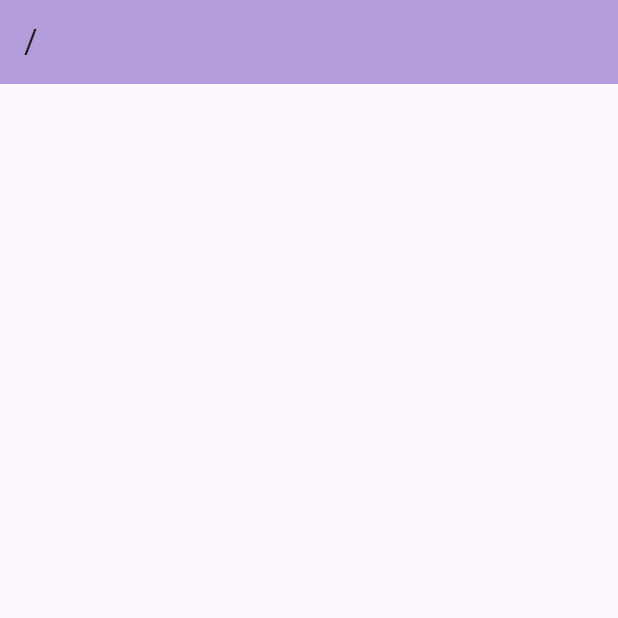
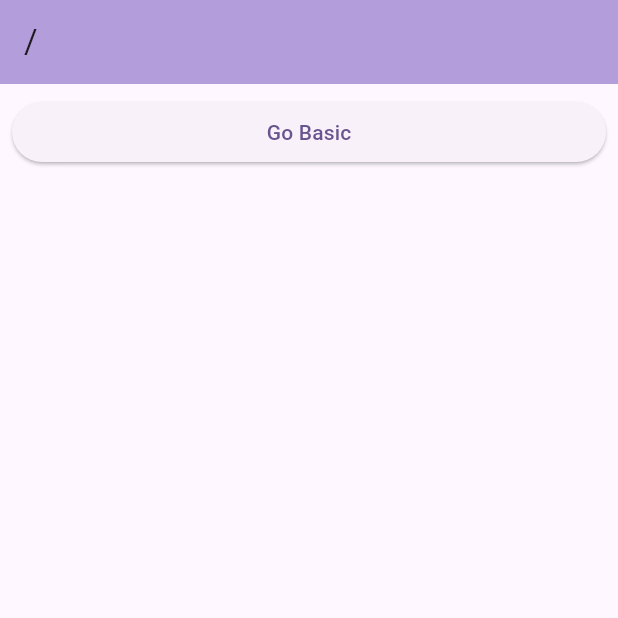
Before and after one commit to rldnd/flutter_go_router_v7, a Flutter app: the screen it shows after launch, on a phone screen of 412 x 824 dp, the top half of it. Run offline on Flutter 3.47's test engine with Material 2 defaults, Android fonts, the phone set to English and light mode, and no system bars; our stand-ins replace flutter_riverpod, go_router.

Commit message:
feat: go function

```diff
--- a/lib/route/router.dart
+++ b/lib/route/router.dart
@@ -1,3 +1,4 @@
+import 'package:flutter_go_router_v7/screen/first_basic_screen.dart';
 import 'package:flutter_go_router_v7/screen/root_screen.dart';
 import 'package:go_router/go_router.dart';
 
@@ -6,6 +7,12 @@ final router = GoRouter(
     GoRoute(
       path: '/',
       builder: (context, state) => RootScreen(),
+      routes: [
+        GoRoute(
+          path: 'basic',
+          builder: (context, state) => FirstBasicScreen(),
+        ),
+      ],
     ),
   ],
 );
--- a/lib/screen/root_screen.dart
+++ b/lib/screen/root_screen.dart
@@ -1,6 +1,7 @@
 import 'package:flutter/material.dart';
 import 'package:flutter_go_router_v7/layout/default_layout.dart';
 import 'package:flutter_riverpod/flutter_riverpod.dart';
+import 'package:go_router/go_router.dart';
 
 class RootScreen extends ConsumerWidget {
   const RootScreen({super.key});
@@ -9,7 +10,14 @@ class RootScreen extends ConsumerWidget {
   Widget build(BuildContext context, WidgetRef ref) {
     return DefaultLayout(
       body: ListView(
-        children: [],
+        children: [
+          ElevatedButton(
+            onPressed: () {
+              context.go('/basic');
+            },
+            child: Text('Go Basic'),
+          ),
+        ],
       ),
     );
   }
```
Also changed, not shown: lib/screen/first_basic_screen.dart (added, +15 -0 lines), lib/screen/second_named_screen.dart (added).
